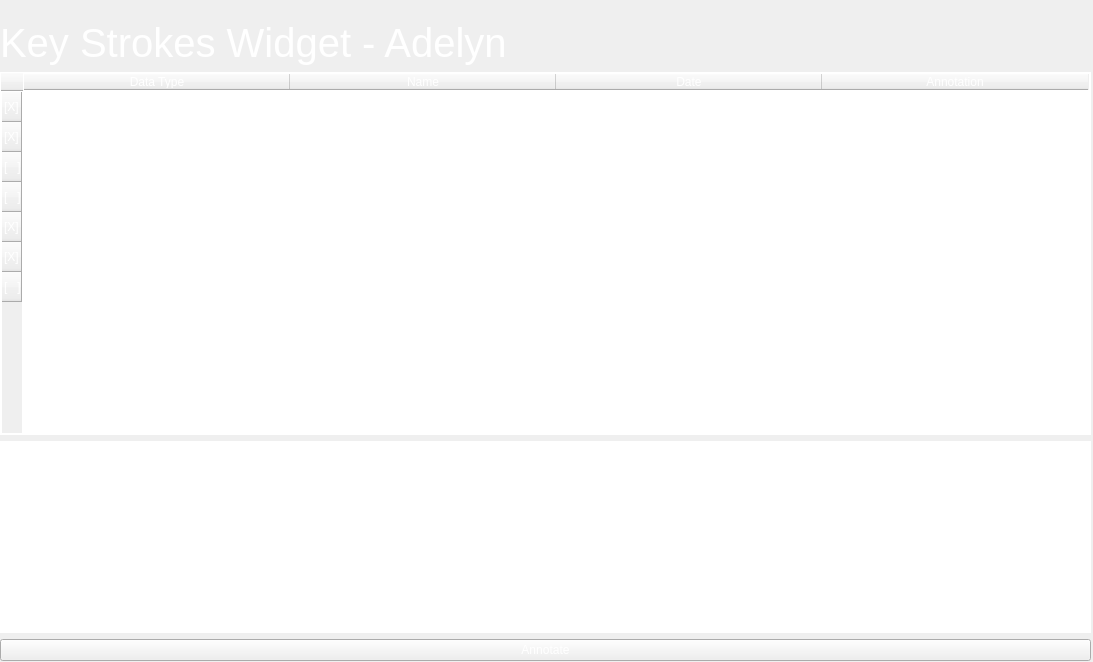
komodo6/AVERT, file src/views/KeyStrokesWidget.ui: the form before one commit.
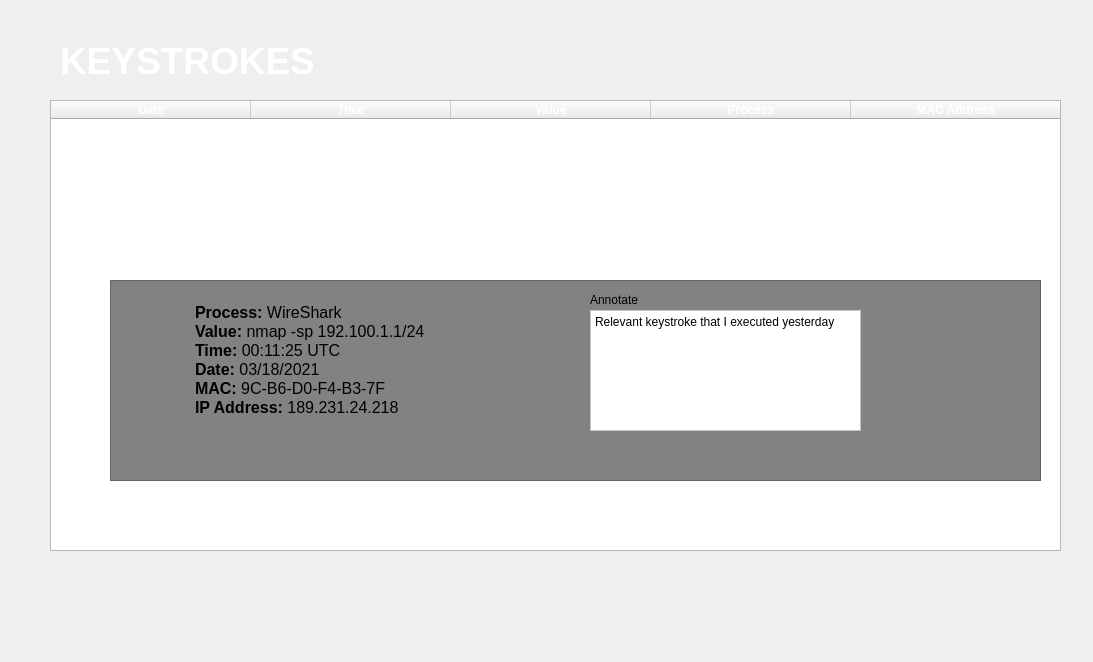
The form after the commit.

Commit message: Updated ui with current file names

Diff of the .ui file:
```diff
--- a/src/views/KeyStrokesWidget.ui
+++ b/src/views/KeyStrokesWidget.ui
@@ -13,308 +13,590 @@
   <property name="windowTitle">
    <string>Form</string>
   </property>
-  <widget class="QWidget" name="gridLayoutWidget">
+  <widget class="QLabel" name="label_2">
    <property name="geometry">
     <rect>
-     <x>0</x>
-     <y>20</y>
-     <width>1091</width>
-     <height>641</height>
+     <x>60</x>
+     <y>40</y>
+     <width>341</width>
+     <height>41</height>
     </rect>
    </property>
-   <layout class="QGridLayout" name="gridLayout_2">
-    <item row="1" column="1">
-     <layout class="QHBoxLayout" name="horizontalLayout_2">
-      <item>
-       <widget class="QLabel" name="label">
         <property name="font">
          <font>
-          <pointsize>30</pointsize>
+     <pointsize>28</pointsize>
+     <weight>75</weight>
+     <bold>true</bold>
          </font>
         </property>
         <property name="styleSheet">
-         <string notr="true">color: white;</string>
+    <string notr="true">color: rgb(255, 255, 255);</string>
         </property>
         <property name="text">
-         <string>Key Strokes Widget - Adelyn</string>
-        </property>
-       </widget>
-      </item>
-     </layout>
-    </item>
-    <item row="4" column="1">
-     <widget class="QTextEdit" name="Text_Edit">
-      <property name="styleSheet">
-       <string notr="true">border: 1px solid white;
-color: white;</string>
-      </property>
-      <property name="html">
-       <string>&lt;!DOCTYPE HTML PUBLIC &quot;-//W3C//DTD HTML 4.0//EN&quot; &quot;http://www.w3.org/TR/REC-html40/strict.dtd&quot;&gt;
-&lt;html&gt;&lt;head&gt;&lt;meta name=&quot;qrichtext&quot; content=&quot;1&quot; /&gt;&lt;style type=&quot;text/css&quot;&gt;
-p, li { white-space: pre-wrap; }
-&lt;/style&gt;&lt;/head&gt;&lt;body style=&quot; font-family:'Cantarell'; font-size:11pt; font-weight:400; font-style:normal;&quot;&gt;
-&lt;p style=&quot; margin-top:0px; margin-bottom:0px; margin-left:0px; margin-right:0px; -qt-block-indent:0; text-indent:0px;&quot;&gt;Captured Last Week&lt;/p&gt;&lt;/body&gt;&lt;/html&gt;</string>
-      </property>
-     </widget>
-    </item>
-    <item row="3" column="1">
-     <widget class="QTableWidget" name="Table_Widget">
-      <property name="sizePolicy">
-       <sizepolicy hsizetype="Expanding" vsizetype="Expanding">
-        <horstretch>35</horstretch>
-        <verstretch>21</verstretch>
-       </sizepolicy>
-      </property>
-      <property name="font">
-       <font/>
-      </property>
-      <property name="tabletTracking">
+    <string>KEYSTROKES</string>
+   </property>
+  </widget>
+  <widget class="QTableWidget" name="keystrokeTable">
+   <property name="geometry">
+    <rect>
+     <x>50</x>
+     <y>100</y>
+     <width>1011</width>
+     <height>451</height>
+    </rect>
+   </property>
+   <property name="contextMenuPolicy">
+    <enum>Qt::ActionsContextMenu</enum>
+   </property>
+   <property name="acceptDrops">
        <bool>false</bool>
       </property>
-      <property name="focusPolicy">
-       <enum>Qt::WheelFocus</enum>
-      </property>
-      <property name="styleSheet">
-       <string notr="true">gridline-color: white;
-color: white;
-border: 1px solid white;</string>
+   <property name="dragDropMode">
+    <enum>QAbstractItemView::DropOnly</enum>
+   </property>
+   <property name="defaultDropAction">
+    <enum>Qt::TargetMoveAction</enum>
       </property>
       <property name="showGrid">
-       <bool>true</bool>
+    <bool>false</bool>
+   </property>
+   <property name="gridStyle">
+    <enum>Qt::NoPen</enum>
       </property>
       <property name="sortingEnabled">
        <bool>false</bool>
       </property>
-      <property name="wordWrap">
-       <bool>true</bool>
-      </property>
       <property name="cornerButtonEnabled">
        <bool>true</bool>
       </property>
-      <property name="rowCount">
-       <number>7</number>
-      </property>
-      <attribute name="horizontalHeaderVisible">
-       <bool>true</bool>
-      </attribute>
       <attribute name="horizontalHeaderCascadingSectionResizes">
        <bool>true</bool>
       </attribute>
-      <attribute name="horizontalHeaderMinimumSectionSize">
-       <number>36</number>
-      </attribute>
       <attribute name="horizontalHeaderDefaultSectionSize">
-       <number>266</number>
-      </attribute>
-      <attribute name="verticalHeaderMinimumSectionSize">
-       <number>17</number>
+    <number>200</number>
+   </attribute>
+   <attribute name="horizontalHeaderStretchLastSection">
+    <bool>true</bool>
+   </attribute>
+   <attribute name="verticalHeaderVisible">
+    <bool>false</bool>
+   </attribute>
+   <attribute name="verticalHeaderCascadingSectionResizes">
+    <bool>true</bool>
       </attribute>
       <attribute name="verticalHeaderDefaultSectionSize">
-       <number>30</number>
+    <number>40</number>
       </attribute>
       <row>
        <property name="text">
-        <string>[X]</string>
+     <string/>
        </property>
       </row>
       <row>
        <property name="text">
-        <string>[X]</string>
+     <string/>
        </property>
       </row>
       <row>
        <property name="text">
-        <string>[   ]</string>
+     <string/>
        </property>
       </row>
       <row>
        <property name="text">
-        <string>[   ]</string>
-       </property>
-      </row>
-      <row>
-       <property name="text">
-        <string>[X]</string>
-       </property>
-      </row>
-      <row>
-       <property name="text">
-        <string>[X]</string>
-       </property>
-      </row>
-      <row>
-       <property name="text">
-        <string>[   ]</string>
-       </property>
-      </row>
-      <column>
-       <property name="text">
-        <string>Data Type</string>
-       </property>
-      </column>
-      <column>
-       <property name="text">
-        <string>Name</string>
-       </property>
-      </column>
+     <string/>
+    </property>
+   </row>
       <column>
        <property name="text">
         <string>Date</string>
        </property>
+    <property name="font">
+     <font>
+      <weight>75</weight>
+      <bold>true</bold>
+     </font>
+    </property>
+    <property name="foreground">
+     <brush brushstyle="SolidPattern">
+      <color alpha="255">
+       <red>255</red>
+       <green>255</green>
+       <blue>255</blue>
+      </color>
+     </brush>
+    </property>
       </column>
       <column>
        <property name="text">
-        <string>Annotation</string>
+     <string>Time</string>
+    </property>
+    <property name="font">
+     <font>
+      <weight>75</weight>
+      <bold>true</bold>
+     </font>
+    </property>
+    <property name="foreground">
+     <brush brushstyle="SolidPattern">
+      <color alpha="255">
+       <red>255</red>
+       <green>255</green>
+       <blue>255</blue>
+      </color>
+     </brush>
+    </property>
+   </column>
+   <column>
+    <property name="text">
+     <string>Value</string>
+    </property>
+    <property name="font">
+     <font>
+      <weight>75</weight>
+      <bold>true</bold>
+     </font>
+    </property>
+    <property name="foreground">
+     <brush brushstyle="SolidPattern">
+      <color alpha="255">
+       <red>255</red>
+       <green>255</green>
+       <blue>255</blue>
+      </color>
+     </brush>
+    </property>
+   </column>
+   <column>
+    <property name="text">
+     <string>Process</string>
+    </property>
+    <property name="font">
+     <font>
+      <weight>75</weight>
+      <bold>true</bold>
+     </font>
+    </property>
+    <property name="foreground">
+     <brush brushstyle="SolidPattern">
+      <color alpha="255">
+       <red>255</red>
+       <green>255</green>
+       <blue>255</blue>
+      </color>
+     </brush>
+    </property>
+   </column>
+   <column>
+    <property name="text">
+     <string>MAC Address</string>
+    </property>
+    <property name="font">
+     <font>
+      <weight>75</weight>
+      <bold>true</bold>
+     </font>
+    </property>
+    <property name="foreground">
+     <brush brushstyle="SolidPattern">
+      <color alpha="255">
+       <red>255</red>
+       <green>255</green>
+       <blue>255</blue>
+      </color>
+     </brush>
        </property>
       </column>
       <item row="0" column="0">
        <property name="text">
-        <string>Keystroke</string>
+     <string>03/19/2021</string>
+    </property>
+    <property name="textAlignment">
+     <set>AlignCenter</set>
+    </property>
+    <property name="foreground">
+     <brush brushstyle="SolidPattern">
+      <color alpha="255">
+       <red>255</red>
+       <green>255</green>
+       <blue>255</blue>
+      </color>
+     </brush>
        </property>
       </item>
       <item row="0" column="1">
        <property name="text">
-        <string>keys_01.pdf</string>
+     <string>00:00:11 UTC</string>
+    </property>
+    <property name="textAlignment">
+     <set>AlignCenter</set>
+    </property>
+    <property name="foreground">
+     <brush brushstyle="SolidPattern">
+      <color alpha="255">
+       <red>255</red>
+       <green>255</green>
+       <blue>255</blue>
+      </color>
+     </brush>
        </property>
       </item>
       <item row="0" column="2">
        <property name="text">
-        <string>03/18/2021</string>
+     <string>ENTER</string>
+    </property>
+    <property name="foreground">
+     <brush brushstyle="SolidPattern">
+      <color alpha="255">
+       <red>255</red>
+       <green>255</green>
+       <blue>255</blue>
+      </color>
+     </brush>
        </property>
       </item>
       <item row="0" column="3">
        <property name="text">
-        <string>IMPORTANT</string>
+     <string>Command Prompt</string>
+    </property>
+    <property name="foreground">
+     <brush brushstyle="SolidPattern">
+      <color alpha="255">
+       <red>255</red>
+       <green>255</green>
+       <blue>255</blue>
+      </color>
+     </brush>
+    </property>
+   </item>
+   <item row="0" column="4">
+    <property name="text">
+     <string>9C-B6-D0-F4-B3-7F</string>
+    </property>
+    <property name="textAlignment">
+     <set>AlignCenter</set>
+    </property>
+    <property name="foreground">
+     <brush brushstyle="SolidPattern">
+      <color alpha="255">
+       <red>255</red>
+       <green>255</green>
+       <blue>255</blue>
+      </color>
+     </brush>
        </property>
       </item>
       <item row="1" column="0">
        <property name="text">
-        <string>PCAP</string>
+     <string>03/19/2021</string>
+    </property>
+    <property name="textAlignment">
+     <set>AlignCenter</set>
+    </property>
+    <property name="foreground">
+     <brush brushstyle="SolidPattern">
+      <color alpha="255">
+       <red>255</red>
+       <green>255</green>
+       <blue>255</blue>
+      </color>
+     </brush>
        </property>
       </item>
       <item row="1" column="1">
        <property name="text">
-        <string>first-capture.pcapng</string>
+     <string>00:00:11 UTC</string>
+    </property>
+    <property name="textAlignment">
+     <set>AlignCenter</set>
+    </property>
+    <property name="foreground">
+     <brush brushstyle="SolidPattern">
+      <color alpha="255">
+       <red>255</red>
+       <green>255</green>
+       <blue>255</blue>
+      </color>
+     </brush>
        </property>
       </item>
       <item row="1" column="2">
        <property name="text">
-        <string>03/17/2021</string>
+     <string>-sudo ls</string>
+    </property>
+    <property name="foreground">
+     <brush brushstyle="SolidPattern">
+      <color alpha="255">
+       <red>255</red>
+       <green>255</green>
+       <blue>255</blue>
+      </color>
+     </brush>
        </property>
       </item>
       <item row="1" column="3">
        <property name="text">
-        <string/>
+     <string>Command Prompt</string>
+    </property>
+    <property name="foreground">
+     <brush brushstyle="SolidPattern">
+      <color alpha="255">
+       <red>255</red>
+       <green>255</green>
+       <blue>255</blue>
+      </color>
+     </brush>
+    </property>
+   </item>
+   <item row="1" column="4">
+    <property name="text">
+     <string>9C-B6-D0-F4-B3-7F</string>
+    </property>
+    <property name="textAlignment">
+     <set>AlignCenter</set>
+    </property>
+    <property name="foreground">
+     <brush brushstyle="SolidPattern">
+      <color alpha="255">
+       <red>255</red>
+       <green>255</green>
+       <blue>255</blue>
+      </color>
+     </brush>
        </property>
       </item>
       <item row="2" column="0">
        <property name="text">
-        <string>PNG</string>
+     <string>03/18/2021</string>
+    </property>
+    <property name="textAlignment">
+     <set>AlignCenter</set>
+    </property>
+    <property name="foreground">
+     <brush brushstyle="SolidPattern">
+      <color alpha="255">
+       <red>255</red>
+       <green>255</green>
+       <blue>255</blue>
+      </color>
+     </brush>
        </property>
       </item>
       <item row="2" column="1">
        <property name="text">
-        <string>IMAGE_001.png</string>
+     <string>18:18:57 UTC</string>
+    </property>
+    <property name="textAlignment">
+     <set>AlignCenter</set>
+    </property>
+    <property name="foreground">
+     <brush brushstyle="SolidPattern">
+      <color alpha="255">
+       <red>255</red>
+       <green>255</green>
+       <blue>255</blue>
+      </color>
+     </brush>
        </property>
       </item>
       <item row="2" column="2">
        <property name="text">
-        <string>03/13/2021</string>
+     <string>ENTER</string>
+    </property>
+    <property name="foreground">
+     <brush brushstyle="SolidPattern">
+      <color alpha="255">
+       <red>255</red>
+       <green>255</green>
+       <blue>255</blue>
+      </color>
+     </brush>
        </property>
       </item>
       <item row="2" column="3">
        <property name="text">
-        <string/>
+     <string>Command Prompt</string>
+    </property>
+    <property name="foreground">
+     <brush brushstyle="SolidPattern">
+      <color alpha="255">
+       <red>255</red>
+       <green>255</green>
+       <blue>255</blue>
+      </color>
+     </brush>
+    </property>
+   </item>
+   <item row="2" column="4">
+    <property name="text">
+     <string>9C-B6-D0-F4-B3-7F</string>
+    </property>
+    <property name="textAlignment">
+     <set>AlignCenter</set>
+    </property>
+    <property name="foreground">
+     <brush brushstyle="SolidPattern">
+      <color alpha="255">
+       <red>255</red>
+       <green>255</green>
+       <blue>255</blue>
+      </color>
+     </brush>
        </property>
       </item>
       <item row="3" column="0">
        <property name="text">
-        <string>PCAP</string>
+     <string>03/18/2021</string>
+    </property>
+    <property name="textAlignment">
+     <set>AlignCenter</set>
+    </property>
+    <property name="foreground">
+     <brush brushstyle="SolidPattern">
+      <color alpha="255">
+       <red>255</red>
+       <green>255</green>
+       <blue>255</blue>
+      </color>
+     </brush>
        </property>
       </item>
       <item row="3" column="1">
        <property name="text">
-        <string>second-capture.pcapng</string>
+     <string>18:18:57 UTC</string>
+    </property>
+    <property name="textAlignment">
+     <set>AlignCenter</set>
+    </property>
+    <property name="foreground">
+     <brush brushstyle="SolidPattern">
+      <color alpha="255">
+       <red>255</red>
+       <green>255</green>
+       <blue>255</blue>
+      </color>
+     </brush>
        </property>
       </item>
       <item row="3" column="2">
        <property name="text">
-        <string>03/19/2021</string>
+     <string>nmap -sp 192.100.1.1/24</string>
+    </property>
+    <property name="foreground">
+     <brush brushstyle="SolidPattern">
+      <color alpha="255">
+       <red>255</red>
+       <green>255</green>
+       <blue>255</blue>
+      </color>
+     </brush>
        </property>
       </item>
       <item row="3" column="3">
        <property name="text">
-        <string/>
-       </property>
-      </item>
-      <item row="4" column="0">
-       <property name="text">
-        <string>MP4</string>
-       </property>
-      </item>
-      <item row="4" column="1">
+     <string>WireShark</string>
+    </property>
+    <property name="foreground">
+     <brush brushstyle="SolidPattern">
+      <color alpha="255">
+       <red>255</red>
+       <green>255</green>
+       <blue>255</blue>
+      </color>
+     </brush>
+    </property>
+   </item>
+   <item row="3" column="4">
        <property name="text">
-        <string>VID_05576_03192021.MP4</string>
-       </property>
-      </item>
-      <item row="4" column="2">
-       <property name="text">
-        <string>03/18/2021</string>
-       </property>
-      </item>
-      <item row="4" column="3">
-       <property name="text">
-        <string>Captured last week</string>
-       </property>
-      </item>
-      <item row="5" column="0">
-       <property name="text">
-        <string>Keystrokes</string>
-       </property>
-      </item>
-      <item row="5" column="1">
-       <property name="text">
-        <string>keys_02.pdf</string>
-       </property>
-      </item>
-      <item row="5" column="2">
-       <property name="text">
-        <string>03/19/2021</string>
-       </property>
-      </item>
-      <item row="5" column="3">
-       <property name="text">
-        <string>Add to report</string>
-       </property>
-      </item>
-      <item row="6" column="0">
-       <property name="text">
-        <string>PNG</string>
-       </property>
-      </item>
-      <item row="6" column="1">
-       <property name="text">
-        <string>IMAGE_002.png</string>
-       </property>
-      </item>
-      <item row="6" column="2">
-       <property name="text">
-        <string>03/21/2021</string>
-       </property>
-      </item>
-     </widget>
-    </item>
-    <item row="5" column="1">
-     <widget class="QPushButton" name="pushButton">
+     <string>9C-B6-D0-F4-B3-7F</string>
+    </property>
+    <property name="textAlignment">
+     <set>AlignCenter</set>
+    </property>
+    <property name="foreground">
+     <brush brushstyle="SolidPattern">
+      <color alpha="255">
+       <red>255</red>
+       <green>255</green>
+       <blue>255</blue>
+      </color>
+     </brush>
+    </property>
+   </item>
+  </widget>
+  <widget class="QTextEdit" name="textEdit">
+   <property name="geometry">
+    <rect>
+     <x>110</x>
+     <y>280</y>
+     <width>931</width>
+     <height>201</height>
+    </rect>
+   </property>
+   <property name="layoutDirection">
+    <enum>Qt::LeftToRight</enum>
+   </property>
+   <property name="styleSheet">
+    <string notr="true">background-color: rgb(130, 130, 130);
+</string>
+   </property>
+   <property name="readOnly">
+    <bool>true</bool>
+   </property>
+   <property name="html">
+    <string>&lt;!DOCTYPE HTML PUBLIC &quot;-//W3C//DTD HTML 4.0//EN&quot; &quot;http://www.w3.org/TR/REC-html40/strict.dtd&quot;&gt;
+&lt;html&gt;&lt;head&gt;&lt;meta name=&quot;qrichtext&quot; content=&quot;1&quot; /&gt;&lt;style type=&quot;text/css&quot;&gt;
+p, li { white-space: pre-wrap; }
+&lt;/style&gt;&lt;/head&gt;&lt;body style=&quot; font-family:'Cantarell'; font-size:11pt; font-weight:400; font-style:normal;&quot;&gt;
+&lt;p style=&quot;-qt-paragraph-type:empty; margin-top:0px; margin-bottom:0px; margin-left:0px; margin-right:0px; -qt-block-indent:0; text-indent:0px;&quot;&gt;&lt;br /&gt;&lt;/p&gt;
+&lt;p style=&quot; margin-top:0px; margin-bottom:0px; margin-left:0px; margin-right:0px; -qt-block-indent:0; text-indent:0px;&quot;&gt;&lt;span style=&quot; font-size:12pt; font-weight:600;&quot;&gt;	Process: &lt;/span&gt;&lt;span style=&quot; font-size:12pt;&quot;&gt;WireShark&lt;/span&gt;&lt;/p&gt;
+&lt;p style=&quot; margin-top:0px; margin-bottom:0px; margin-left:0px; margin-right:0px; -qt-block-indent:0; text-indent:0px;&quot;&gt;&lt;span style=&quot; font-size:12pt; font-weight:600;&quot;&gt;	Value: &lt;/span&gt;&lt;span style=&quot; font-size:12pt;&quot;&gt;nmap -sp 192.100.1.1/24&lt;/span&gt;&lt;/p&gt;
+&lt;p style=&quot; margin-top:0px; margin-bottom:0px; margin-left:0px; margin-right:0px; -qt-block-indent:0; text-indent:0px;&quot;&gt;&lt;span style=&quot; font-size:12pt; font-weight:600;&quot;&gt;	Time: &lt;/span&gt;&lt;span style=&quot; font-size:12pt;&quot;&gt;00:11:25 UTC&lt;/span&gt;&lt;/p&gt;
+&lt;p style=&quot; margin-top:0px; margin-bottom:0px; margin-left:0px; margin-right:0px; -qt-block-indent:0; text-indent:0px;&quot;&gt;&lt;span style=&quot; font-size:12pt; font-weight:600;&quot;&gt;	Date: &lt;/span&gt;&lt;span style=&quot; font-size:12pt;&quot;&gt;03/18/2021&lt;/span&gt;&lt;/p&gt;
+&lt;p style=&quot; margin-top:0px; margin-bottom:0px; margin-left:0px; margin-right:0px; -qt-block-indent:0; text-indent:0px;&quot;&gt;&lt;span style=&quot; font-size:12pt; font-weight:600;&quot;&gt;	MAC: &lt;/span&gt;&lt;span style=&quot; font-size:12pt;&quot;&gt;9C-B6-D0-F4-B3-7F&lt;/span&gt;&lt;/p&gt;
+&lt;p style=&quot; margin-top:0px; margin-bottom:0px; margin-left:0px; margin-right:0px; -qt-block-indent:0; text-indent:0px;&quot;&gt;&lt;span style=&quot; font-size:12pt; font-weight:600;&quot;&gt;	IP Address: &lt;/span&gt;&lt;span style=&quot; font-size:12pt;&quot;&gt;189.231.24.218&lt;/span&gt;&lt;/p&gt;
+&lt;p style=&quot;-qt-paragraph-type:empty; margin-top:0px; margin-bottom:0px; margin-left:0px; margin-right:0px; -qt-block-indent:0; text-indent:0px; font-size:12pt;&quot;&gt;&lt;br /&gt;&lt;/p&gt;
+&lt;p style=&quot;-qt-paragraph-type:empty; margin-top:0px; margin-bottom:0px; margin-left:0px; margin-right:0px; -qt-block-indent:0; text-indent:0px; font-size:12pt;&quot;&gt;&lt;br /&gt;&lt;/p&gt;&lt;/body&gt;&lt;/html&gt;</string>
+   </property>
+  </widget>
+  <widget class="QPlainTextEdit" name="plainTextEdit_3">
+   <property name="geometry">
+    <rect>
+     <x>590</x>
+     <y>310</y>
+     <width>271</width>
+     <height>121</height>
+    </rect>
+   </property>
+   <property name="styleSheet">
+    <string notr="true">background-color: rgb(255, 255, 255);
+color: rgb(0, 0, 0);</string>
+   </property>
+   <property name="plainText">
+    <string>Relevant keystroke that I executed yesterday</string>
+   </property>
+  </widget>
+  <widget class="QLabel" name="label">
+   <property name="geometry">
+    <rect>
+     <x>590</x>
+     <y>290</y>
+     <width>67</width>
+     <height>19</height>
+    </rect>
+   </property>
+   <property name="font">
+    <font/>
+   </property>
+   <property name="autoFillBackground">
+    <bool>false</bool>
+   </property>
       <property name="styleSheet">
-       <string notr="true">color: white;l</string>
+    <string notr="true">background-color: none;</string>
       </property>
       <property name="text">
        <string>Annotate</string>
       </property>
-     </widget>
-    </item>
-   </layout>
   </widget>
  </widget>
  <resources/>
```
Lines whose indentation alone changed are shown as unchanged. The commit also changes 2 other files.
